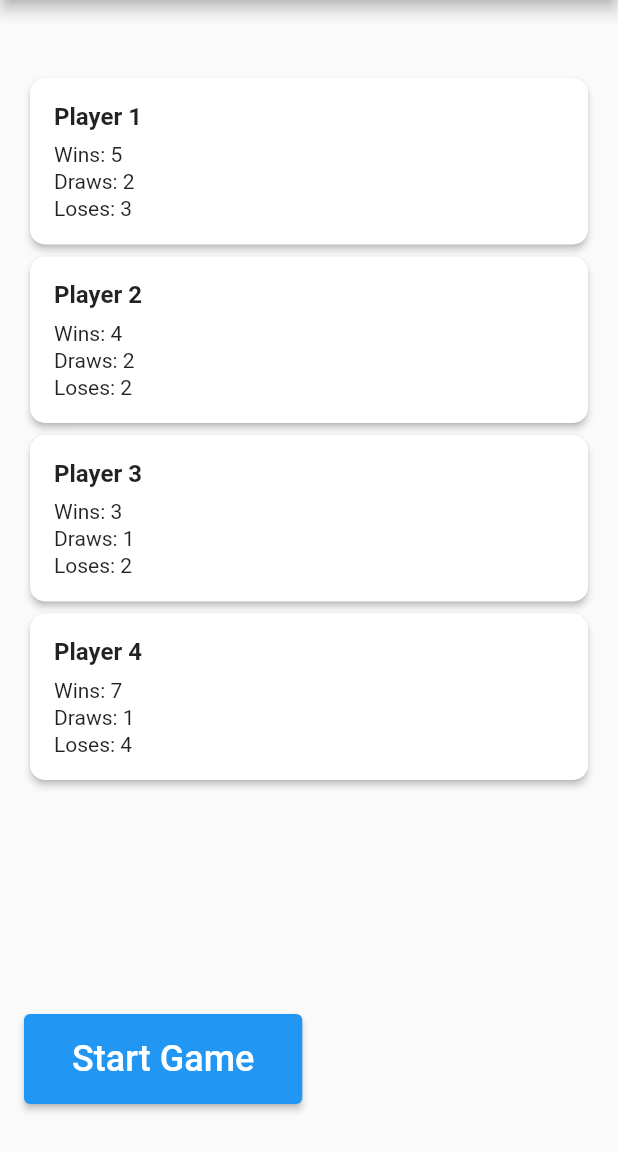
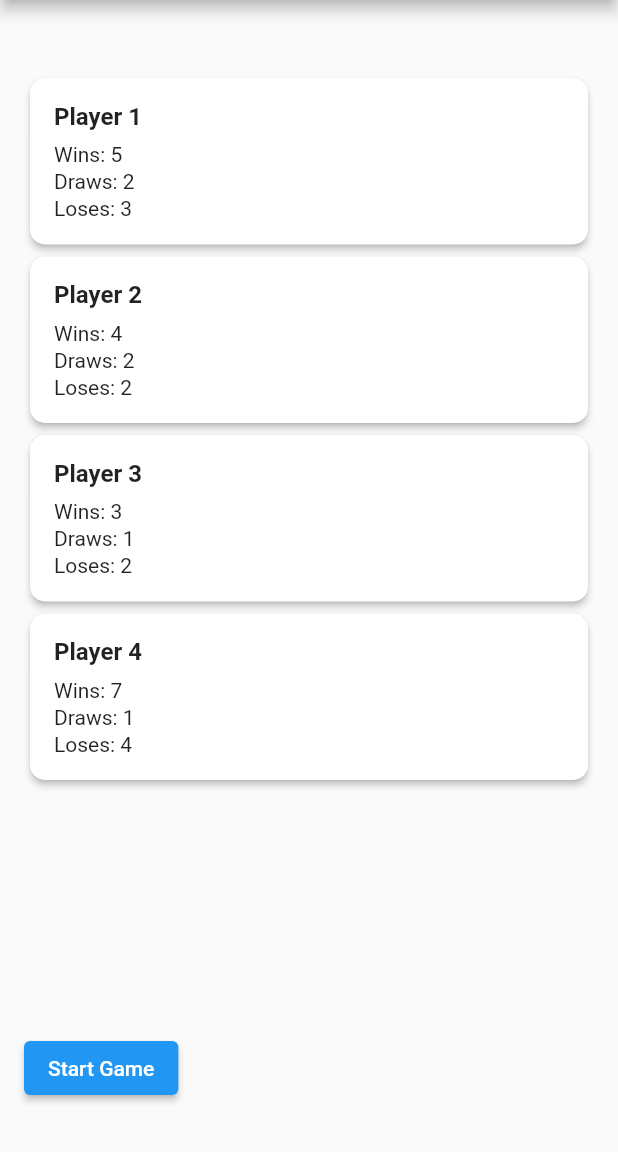
Before and after one commit to cloneot/madcamp-project2, a Flutter app: the GameWaitingRoomScreen screen opened by its route, on a phone screen of 412 x 824 dp, the part 84-1236 px from its top. Run offline on Flutter 3.47's test engine with Material 2 defaults, Android fonts, the phone set to English and light mode, and no system bars; our stand-ins replace dio, fluttertoast, socket_io_client; missing offline and left inert: kakao_flutter_sdk_common, kakao_flutter_sdk_user.

Commit message:
style(game): change ui

```diff
--- a/lib/screens/game_waiting_room.dart
+++ b/lib/screens/game_waiting_room.dart
@@ -28,6 +28,7 @@ class GameWaitingRoomScreen extends StatefulWidget {
 }
 
 class _GameWaitingRoomScreenState extends State<GameWaitingRoomScreen> {
+  bool isHost = true;
   int roomId = 12345; // Room ID 변수
   String roomName = 'Game Room'; // Room Name 변수
   final List<Player> players = [
@@ -153,15 +154,23 @@ class _GameWaitingRoomScreenState extends State<GameWaitingRoomScreen> {
               ),
             ),
             const SizedBox(height: 16.0),
-            ElevatedButton(
+            isHost
+                ? ElevatedButton(
                     onPressed: () {
-                // 게임 시작 버튼 클릭 시 동작
+                      print("start game!");
                     },
-              child: const Padding(
-                padding: EdgeInsets.all(16.0),
-                child: Text(
+                    child: const Text('Start Game'),
+                  )
+                : TextButton(
+                    onPressed: null,
+                    style: ButtonStyle(
+                      backgroundColor: MaterialStateProperty.all<Color>(
+                          Colors.grey[300]!), // 배경색 변경
+                    ), // 비활성화 상태로 설정
+                    child: const Text(
                       'Start Game',
-                  style: TextStyle(fontSize: 24.0),
+                      style: TextStyle(
+                        color: Colors.grey, // 텍스트 색상 변경
                       ),
                     ),
                   ),
--- a/lib/screens/join_room_screen.dart
+++ b/lib/screens/join_room_screen.dart
@@ -94,6 +94,7 @@ class _JoinRoomScreenState extends State<JoinRoomScreen> {
               child: const Text('들어가기'),
               onPressed: () {
                 // TODO: 방에 들어가는 로직을 여기에 구현합니다.
+                print('enter the room!');
                 Navigator.pop(context); // 다이얼로그 닫기
               },
             ),
```
Also changed, not shown: lib/screens/game_screen.dart (+6 -4 lines). Lines whose indentation alone changed are shown as unchanged.
